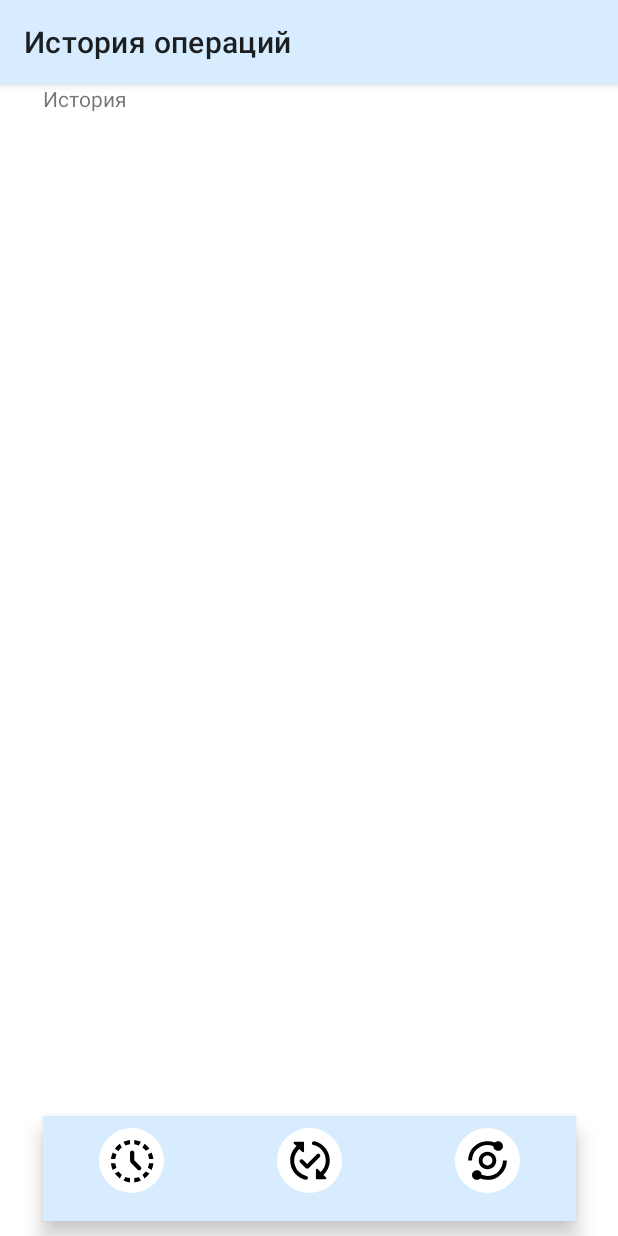
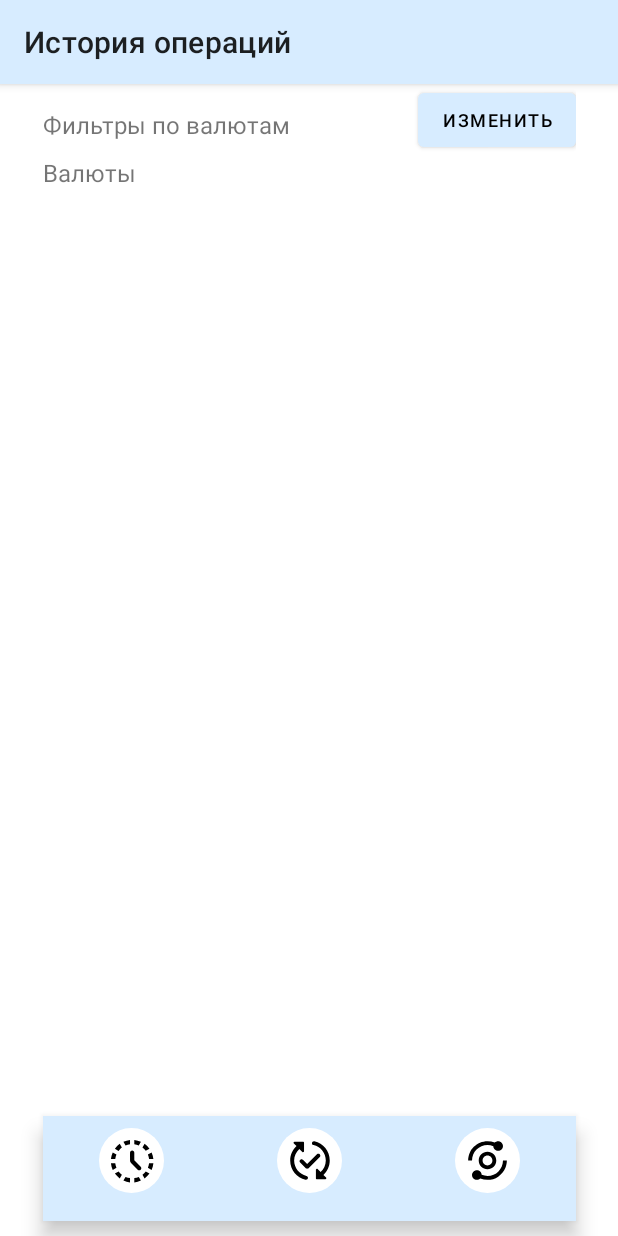
Before and after one commit to Kudryashova-Nastya/mobile_converter, an Android app: the HistoryFragment screen opened through its navigation route, on a phone screen of 412 x 824 dp. Run offline under Robolectric (Android 15) with nearby library versions, the phone set to English and light mode, and no system bars; our stand-ins replace Room's generated code, navigation-ui.

Commit message:
screens for history

```diff
--- a/app/src/main/res/layout/fragment_history.xml
+++ b/app/src/main/res/layout/fragment_history.xml
@@ -1,13 +1,50 @@
 <?xml version="1.0" encoding="utf-8"?>
-<FrameLayout xmlns:android="http://schemas.android.com/apk/res/android"
+<androidx.constraintlayout.widget.ConstraintLayout xmlns:android="http://schemas.android.com/apk/res/android"
+    xmlns:app="http://schemas.android.com/apk/res-auto"
     xmlns:tools="http://schemas.android.com/tools"
     android:layout_width="match_parent"
     android:layout_height="match_parent"
     tools:context=".fragments.HistoryFragment">
 
     <TextView
+        android:id="@+id/filterName"
+        android:layout_width="wrap_content"
+        android:layout_height="wrap_content"
+        android:layout_marginTop="5dp"
+        android:text="@string/filtersHeader"
+        android:textSize="16sp"
+        app:layout_constraintBottom_toTopOf="@+id/filterCurrency"
+        app:layout_constraintTop_toTopOf="parent"
+        tools:ignore="MissingConstraints" />
+
+    <Button
+        android:id="@+id/buttonFilters"
+        android:layout_width="wrap_content"
+        android:layout_height="wrap_content"
+        android:text="@string/change"
+        android:textSize="12sp"
+        android:textColor="@color/black"
+        app:layout_constraintEnd_toEndOf="parent"
+        app:layout_constraintTop_toTopOf="parent"/>
+
+
+    <TextView
+        android:id="@+id/filterCurrency"
+        android:layout_width="wrap_content"
+        android:layout_height="wrap_content"
+        android:paddingBottom="5dp"
+        android:text="@string/currency"
+        android:textSize="16sp"
+        app:layout_constraintTop_toBottomOf="@+id/buttonFilters"
+        tools:ignore="MissingConstraints" />
+
+
+
+    <androidx.recyclerview.widget.RecyclerView
+        android:id="@+id/recyclerview"
         android:layout_width="match_parent"
-        android:layout_height="match_parent"
-        android:text="История" />
+        android:layout_height="wrap_content"
+        app:layout_constraintEnd_toEndOf="parent"
+        app:layout_constraintTop_toBottomOf="@+id/filterCurrency" />
 
-</FrameLayout>
+</androidx.constraintlayout.widget.ConstraintLayout>
--- a/app/src/main/res/values/strings.xml
+++ b/app/src/main/res/values/strings.xml
@@ -13,4 +13,9 @@
     <string name="dateUpdateName">Обнов. валют:</string>
     <string name="exchange">Обменять</string>
     <string name="eur">EUR</string>
+    <string name="date_example">01.01.2022</string>
+    <string name="change">Изменить</string>
+    <string name="historyItemExample">1 RUB</string>
+    <string name="filtersHeader">Фильтры по валютам</string>
+    <string name="currency">Валюты</string>
 </resources>
```
Also changed, not shown: app/src/main/res/drawable/ic_arrow.xml (added, +10 -0 lines), app/src/main/res/layout/history_item.xml (added, +66 -0 lines).
